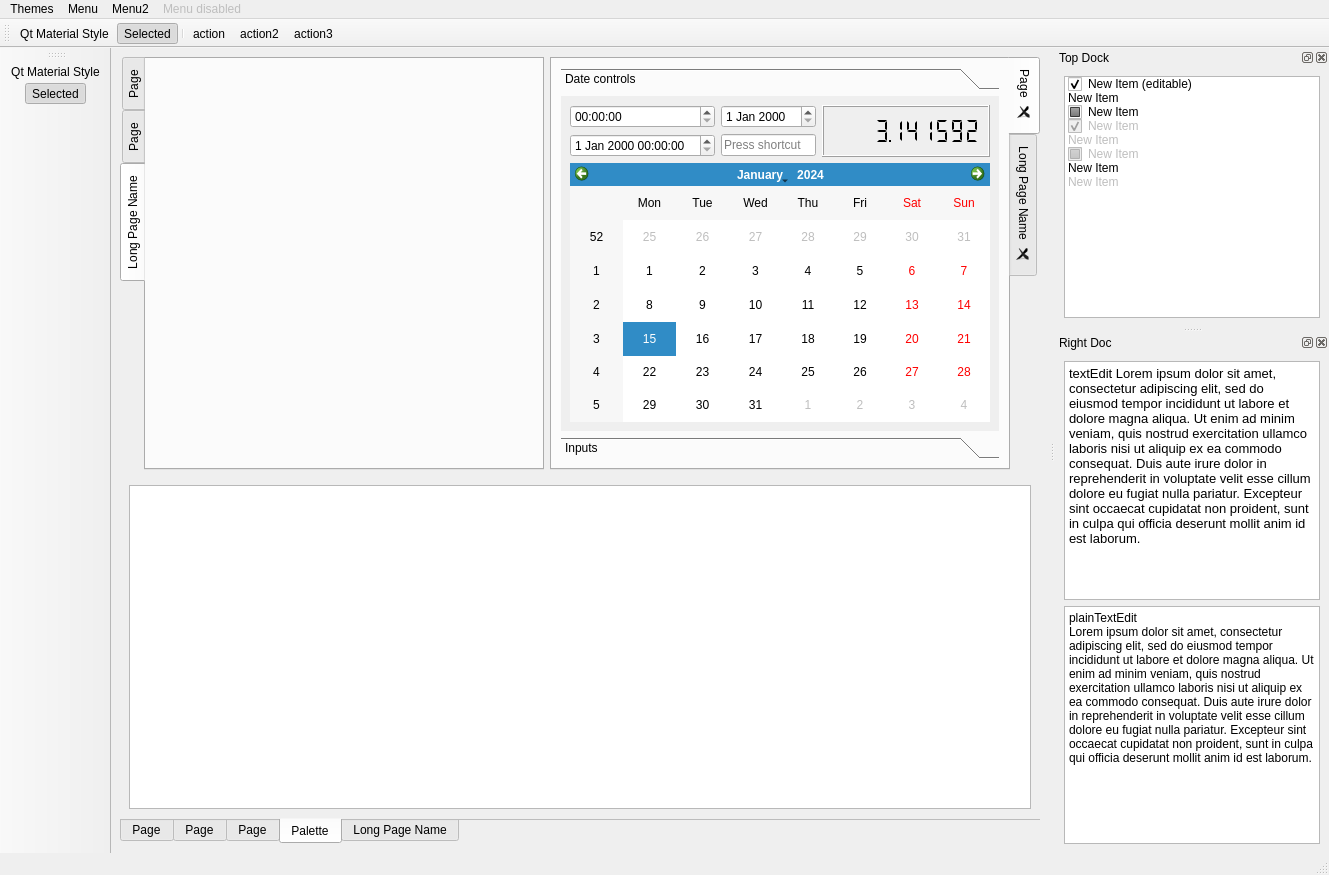
Above: src/libs/widgets/examples/stylethemes/mainwindow.ui from chengxuewen/QExt before the change. Below: the same form after it.
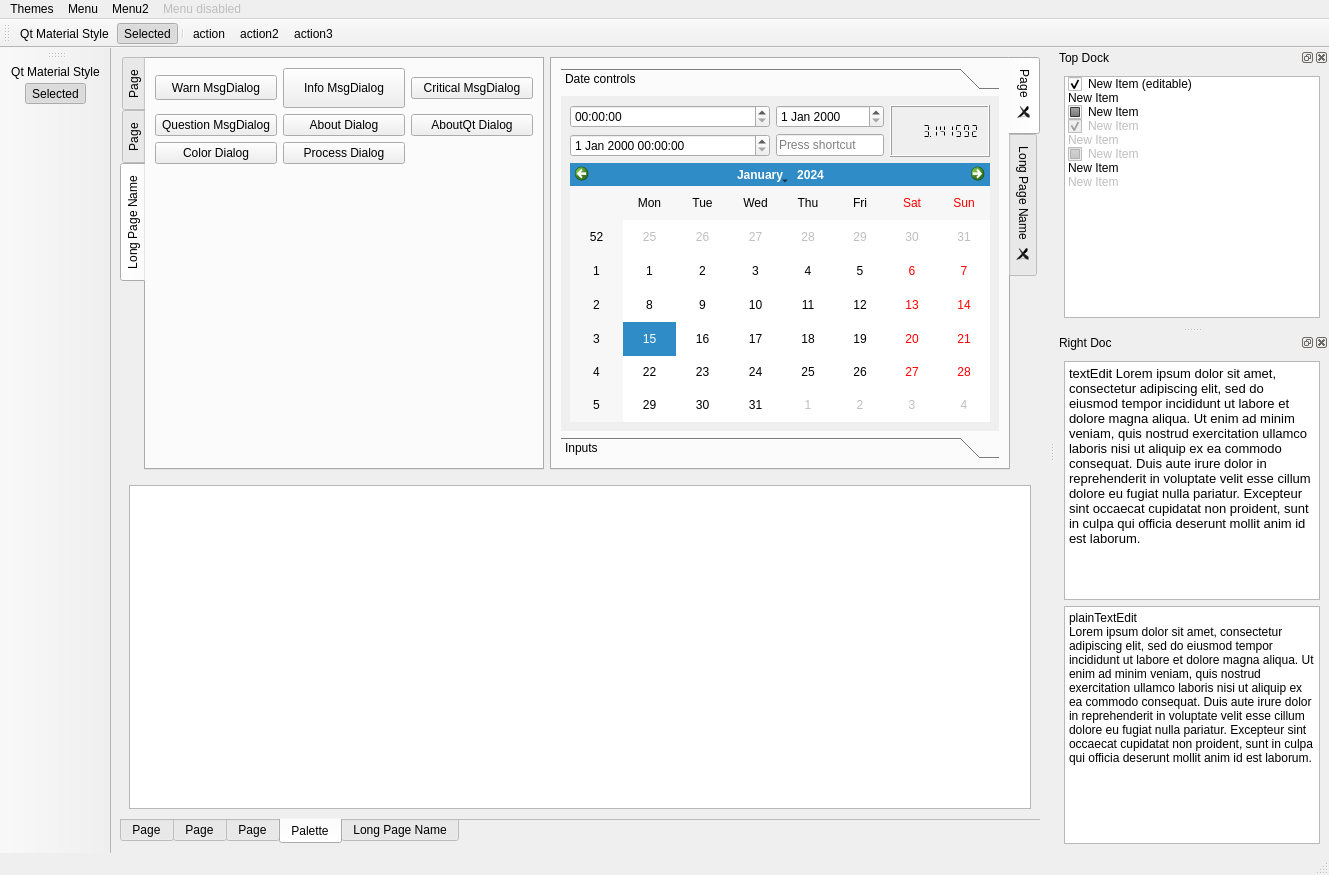
That is the form after the change. The open tabs and pages were chosen to show the change. Icons and pictures are not drawn.

What changed in the file:
```diff
--- a/src/libs/widgets/examples/stylethemes/mainwindow.ui
+++ b/src/libs/widgets/examples/stylethemes/mainwindow.ui
@@ -41,14 +41,14 @@
             <rect>
              <x>0</x>
              <y>0</y>
-             <width>359</width>
+             <width>357</width>
              <height>259</height>
             </rect>
            </property>
            <attribute name="label">
             <string>Date controls</string>
            </attribute>
-           <layout class="QGridLayout" name="gridLayout_9" columnstretch="1,1,2">
+           <layout class="QGridLayout" name="gridLayout_9" columnstretch="1,0,0">
             <item row="0" column="2" rowspan="2">
              <widget class="QLCDNumber" name="lcdNumber">
               <property name="smallDecimalPoint">
@@ -65,21 +65,21 @@
               </property>
              </widget>
             </item>
-            <item row="0" column="0">
-             <widget class="QTimeEdit" name="timeEdit"/>
+            <item row="0" column="1">
+             <widget class="QDateEdit" name="dateEdit"/>
             </item>
             <item row="1" column="0">
              <widget class="QDateTimeEdit" name="dateTimeEdit"/>
             </item>
-            <item row="0" column="1">
-             <widget class="QDateEdit" name="dateEdit"/>
-            </item>
-            <item row="1" column="1">
-             <widget class="QKeySequenceEdit" name="keySequenceEdit"/>
+            <item row="0" column="0">
+             <widget class="QTimeEdit" name="timeEdit"/>
             </item>
             <item row="2" column="0" colspan="3">
              <widget class="QCalendarWidget" name="calendarWidget"/>
             </item>
+            <item row="1" column="1">
+             <widget class="QKeySequenceEdit" name="keySequenceEdit"/>
+            </item>
            </layout>
           </widget>
           <widget class="QWidget" name="page_4">
@@ -1919,6 +1919,113 @@
        <attribute name="title">
         <string>Long Page Name</string>
        </attribute>
+       <layout class="QGridLayout" name="gridLayout_36">
+        <item row="0" column="0">
+         <widget class="QPushButton" name="pushButtonMsgDialogWarn">
+          <property name="maximumSize">
+           <size>
+            <width>16777215</width>
+            <height>25</height>
+           </size>
+          </property>
+          <property name="toolTip">
+           <string>Lorem ipsum dolor sit amet, consectetur adipiscing elit, sed do eiusmod tempor incididunt ut labore et dolore magna aliqua.</string>
+          </property>
+          <property name="text">
+           <string>Warn MsgDialog</string>
+          </property>
+         </widget>
+        </item>
+        <item row="0" column="1">
+         <widget class="QPushButton" name="pushButtonMsgDialogInfo">
+          <property name="minimumSize">
+           <size>
+            <width>0</width>
+            <height>40</height>
+           </size>
+          </property>
+          <property name="toolTip">
+           <string>Lorem ipsum dolor sit amet, consectetur adipiscing elit, sed do eiusmod tempor incididunt ut labore et dolore magna aliqua.</string>
+          </property>
+          <property name="text">
+           <string>Info MsgDialog</string>
+          </property>
+         </widget>
+        </item>
+        <item row="0" column="2">
+         <widget class="QPushButton" name="pushButtonMsgDialogCritical">
+          <property name="toolTip">
+           <string>Lorem ipsum dolor sit amet, consectetur adipiscing elit, sed do eiusmod tempor incididunt ut labore et dolore magna aliqua.</string>
+          </property>
+          <property name="text">
+           <string>Critical MsgDialog</string>
+          </property>
+         </widget>
+        </item>
+        <item row="1" column="0">
+         <widget class="QPushButton" name="pushButtonMsgDialogQuestion">
+          <property name="toolTip">
+           <string>Lorem ipsum dolor sit amet, consectetur adipiscing elit, sed do eiusmod tempor incididunt ut labore et dolore magna aliqua.</string>
+          </property>
+          <property name="text">
+           <string>Question MsgDialog</string>
+          </property>
+         </widget>
+        </item>
+        <item row="1" column="1">
+         <widget class="QPushButton" name="pushButtonMsgDialogAbout">
+          <property name="toolTip">
+           <string>Lorem ipsum dolor sit amet, consectetur adipiscing elit, sed do eiusmod tempor incididunt ut labore et dolore magna aliqua.</string>
+          </property>
+          <property name="text">
+           <string>About Dialog</string>
+          </property>
+         </widget>
+        </item>
+        <item row="1" column="2">
+         <widget class="QPushButton" name="pushButtonMsgDialogAboutQt">
+          <property name="toolTip">
+           <string>Lorem ipsum dolor sit amet, consectetur adipiscing elit, sed do eiusmod tempor incididunt ut labore et dolore magna aliqua.</string>
+          </property>
+          <property name="text">
+           <string>AboutQt Dialog</string>
+          </property>
+         </widget>
+        </item>
+        <item row="2" column="0">
+         <widget class="QPushButton" name="pushButtonColorDialog">
+          <property name="toolTip">
+           <string>Lorem ipsum dolor sit amet, consectetur adipiscing elit, sed do eiusmod tempor incididunt ut labore et dolore magna aliqua.</string>
+          </property>
+          <property name="text">
+           <string>Color Dialog</string>
+          </property>
+         </widget>
+        </item>
+        <item row="2" column="1">
+         <widget class="QPushButton" name="pushButtonProcessDialog">
+          <property name="toolTip">
+           <string>Lorem ipsum dolor sit amet, consectetur adipiscing elit, sed do eiusmod tempor incididunt ut labore et dolore magna aliqua.</string>
+          </property>
+          <property name="text">
+           <string>Process Dialog</string>
+          </property>
+         </widget>
+        </item>
+        <item row="3" column="0">
+         <spacer name="verticalSpacer_7">
+          <property name="orientation">
+           <enum>Qt::Vertical</enum>
+          </property>
+          <property name="sizeHint" stdset="0">
+           <size>
+            <width>20</width>
+            <height>223</height>
+           </size>
+          </property>
+         </spacer>
+        </item>
+       </layout>
       </widget>
      </widget>
     </item>
```
Left out of the diff: 4 changed lines with no effect on the pictures.
